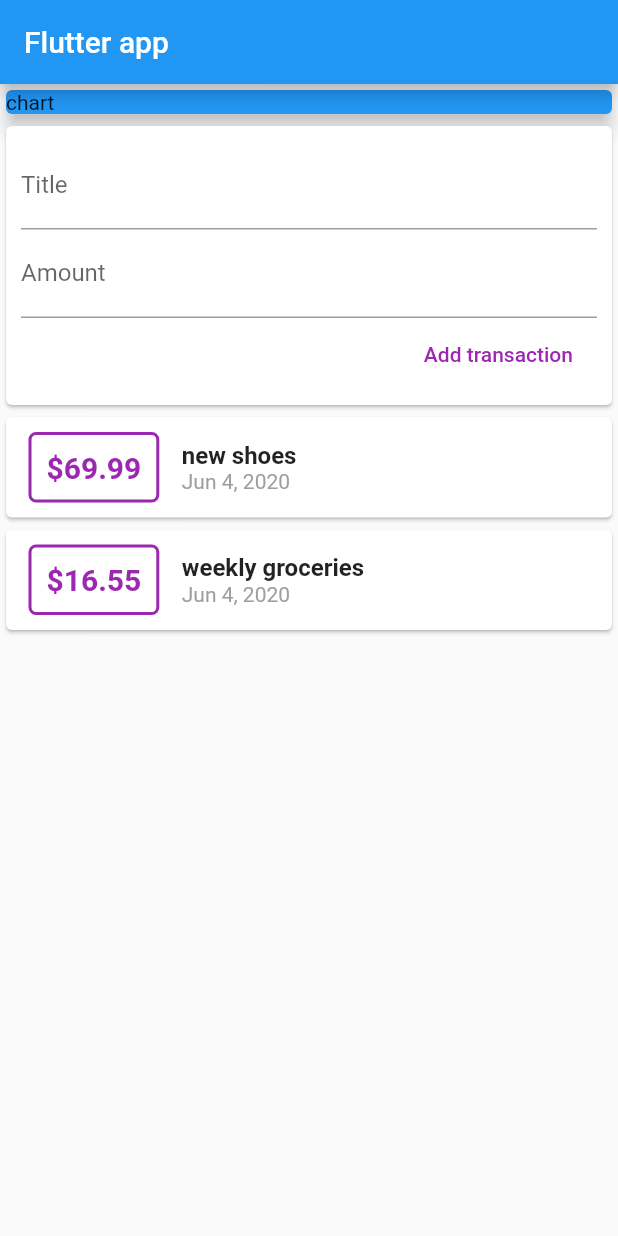
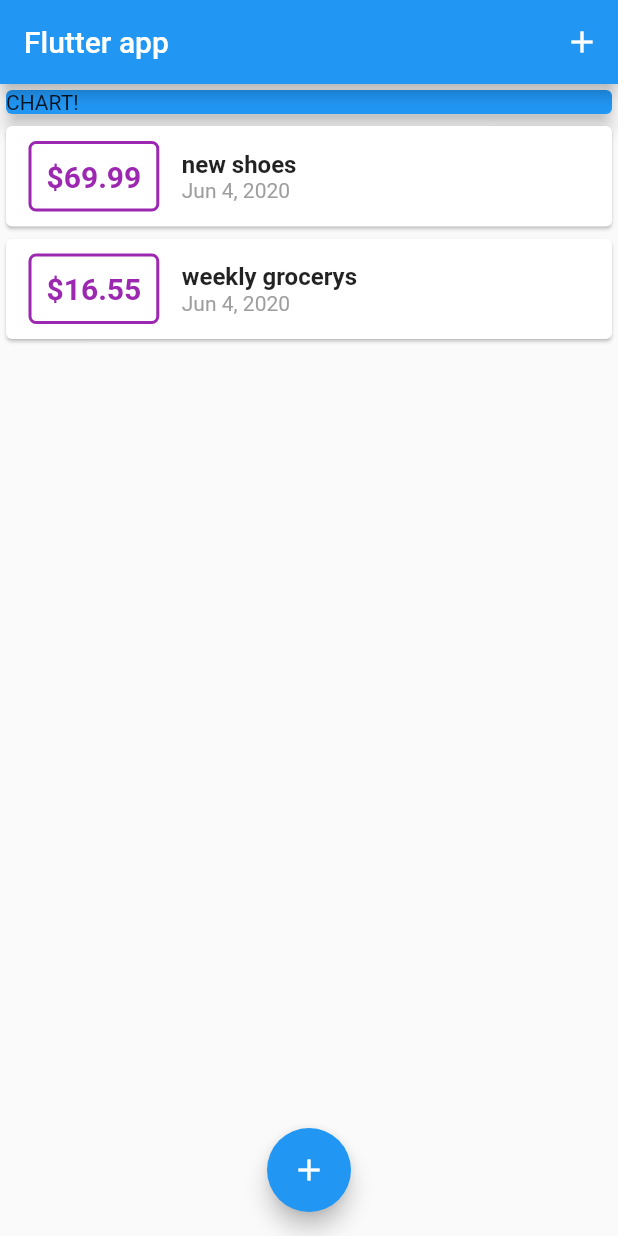
Before and after one commit to ruicorte/expenses, a Flutter app: the screen it shows after launch, on a phone screen of 412 x 824 dp. Run offline on Flutter 3.47's test engine with Material 2 defaults, Android fonts, the phone set to English and light mode, and no system bars.

Commit message:
refactored main widget to be statefull

```diff
--- a/lib/main.dart
+++ b/lib/main.dart
@@ -1,7 +1,9 @@
-import 'package:expenses/widgets/transaction_list.dart';
 import 'package:flutter/material.dart';
 
-// import './models/transaction.dart';
+import './models/transaction.dart';
+
+import './widgets/new_transaction.dart';
+import './widgets/transaction_list.dart';
 
 void main() => runApp(MyApp());
 
@@ -11,7 +13,7 @@ class MyApp extends StatelessWidget {
     return MaterialApp(
       title: 'Flutter Demo',
       theme: ThemeData(
-        primarySwatch: Colors.blue,
+        // primarySwatch: Colors.blue,
         visualDensity: VisualDensity.adaptivePlatformDensity,
       ),
       home: MyHomePage(),
@@ -19,62 +21,80 @@ class MyApp extends StatelessWidget {
   }
 }
 
-class MyHomePage extends StatelessWidget {
-  // final List<Transaction> transactions =
+class MyHomePage extends StatefulWidget {
+  @override
+  _MyHomePageState createState() => _MyHomePageState();
+}
 
-  final titleController = TextEditingController();
-  final amountController = TextEditingController();
+class _MyHomePageState extends State<MyHomePage> {
+  final List<Transaction> _userTransactions = [
+    Transaction(
+      id: 't1',
+      title: 'new shoes',
+      amount: 69.99,
+      date: DateTime.now(),
+    ),
+    Transaction(
+      id: 't2',
+      title: 'weekly grocerys',
+      amount: 16.55,
+      date: DateTime.now(),
+    ),
+  ];
+
+  void _addNewTransaction(String title, double amount) {
+    final newTx = Transaction(
+      id: DateTime.now().toString(),
+      title: title,
+      amount: amount,
+      date: DateTime.now(),
+    );
+
+    setState(() {
+      _userTransactions.add(newTx);
+    });
+  }
+
+  void _startAddNewTransaction(BuildContext ctx) {
+    showModalBottomSheet(
+      context: ctx,
+      builder: (_) {
+        return GestureDetector(
+          child: NewTransaction(_addNewTransaction),
+          behavior: HitTestBehavior.opaque,
+        );
+      },
+    );
+  }
 
   Widget build(BuildContext context) {
     return Scaffold(
-      appBar: AppBar(
-        title: Text('Flutter app'),
+      appBar: AppBar(title: Text('Flutter app'), actions: <Widget>[
+        IconButton(
+          icon: Icon(Icons.add),
+          onPressed: () => _startAddNewTransaction(context),
         ),
-      body: Column(
+      ]),
+      body: SingleChildScrollView(
+        child: Column(
           crossAxisAlignment: CrossAxisAlignment.stretch,
           children: <Widget>[
             Card(
               color: Colors.blue,
               child: Container(
                 width: double.infinity,
-              child: Text('chart'),
+                child: Text('CHART!'),
               ),
               elevation: 5.0,
             ),
-          Card(
-            child: Container(
-              padding: EdgeInsets.all(
-                10.0,
-              ),
-              child: Column(
-                crossAxisAlignment: CrossAxisAlignment.end,
-                children: <Widget>[
-                  TextField(
-                    decoration: InputDecoration(
-                      labelText: 'Title',
-                    ),
-                    controller: titleController,
-                  ),
-                  TextField(
-                    decoration: InputDecoration(
-                      labelText: 'Amount',
-                    ),
-                    controller: amountController,
-                  ),
-                  FlatButton(
-                    child: Text('Add transaction'),
-                    textColor: Colors.purple,
-                    onPressed: () {
-                      print(
-                          'title: ${titleController.text} amount: ${amountController.text}');
-                    },
-                  )
+            TransactionList(_userTransactions),
           ],
         ),
       ),
-          ),
-          TransactionList(),
-        ],
+      floatingActionButtonLocation: FloatingActionButtonLocation.centerFloat,
+      floatingActionButton: FloatingActionButton(
+        child: Icon(Icons.add),
+        onPressed: () => _startAddNewTransaction(context),
       ),
     );
   }
--- a/lib/widgets/transaction_list.dart
+++ b/lib/widgets/transaction_list.dart
@@ -2,31 +2,18 @@ import 'package:flutter/material.dart';
 import '../models/transaction.dart';
 import 'package:intl/intl.dart';
 
-class TransactionList extends StatefulWidget {
-  @override
-  _TransactionListState createState() => _TransactionListState();
-}
+class TransactionList extends StatelessWidget {
+  final List<Transaction> transactions;
 
-class _TransactionListState extends State<TransactionList> {
-final List<Transaction> _userTransactions = [
-    Transaction(
-      id: 't1',
-      title: 'new shoes',
-      amount: 69.99,
-      date: DateTime.now(),
-    ),
-    Transaction(
-      id: 't2',
-      title: 'weekly groceries',
-      amount: 16.55,
-      date: DateTime.now(),
-    ),
-  ];
+  TransactionList(this.transactions);
 
   @override
   Widget build(BuildContext context) {
-    return Column(
-            children: _userTransactions.map((tx) {
+    return Container(
+      height: 300,
+      child: ListView.builder(
+        itemCount: transactions.length,
+        itemBuilder: (ctx, index) {
           return Card(
             child: Row(
               children: <Widget>[
@@ -44,7 +31,7 @@ final List<Transaction> _userTransactions = [
                     borderRadius: BorderRadius.circular(5.0),
                   ),
                   child: Text(
-                        '\$${tx.amount}',
+                    '\$${transactions[index].amount.toStringAsFixed(2)}',
                     style: TextStyle(
                       fontWeight: FontWeight.bold,
                       fontSize: 20.0,
@@ -56,14 +43,14 @@ final List<Transaction> _userTransactions = [
                   crossAxisAlignment: CrossAxisAlignment.start,
                   children: <Widget>[
                     Text(
-                          tx.title,
+                      transactions[index].title,
                       style: TextStyle(
                         fontSize: 16.0,
                         fontWeight: FontWeight.bold,
                       ),
                     ),
                     Text(
-                          DateFormat.yMMMd().format(tx.date),
+                      DateFormat.yMMMd().format(transactions[index].date),
                       style: TextStyle(color: Colors.grey),
                     ),
                   ],
@@ -71,7 +58,8 @@ final List<Transaction> _userTransactions = [
               ],
             ),
           );
-            }).toList(),
+        },
+      ),
     );
   }
 }
```
Also changed, not shown: lib/widgets/new_transaction.dart (added, +66 -0 lines). Lines whose indentation alone changed are shown as unchanged.
